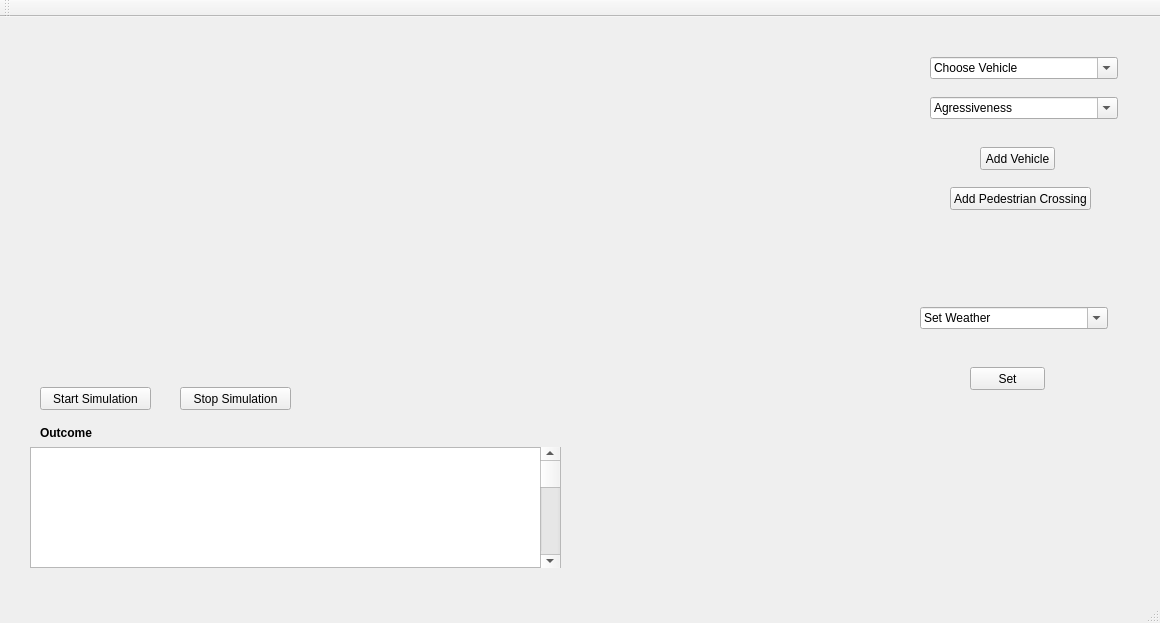
This is mainwindow.ui in AlternatingCurrent/TrafficSimulator as Qt 5 draws it before an edit. The edited form follows.
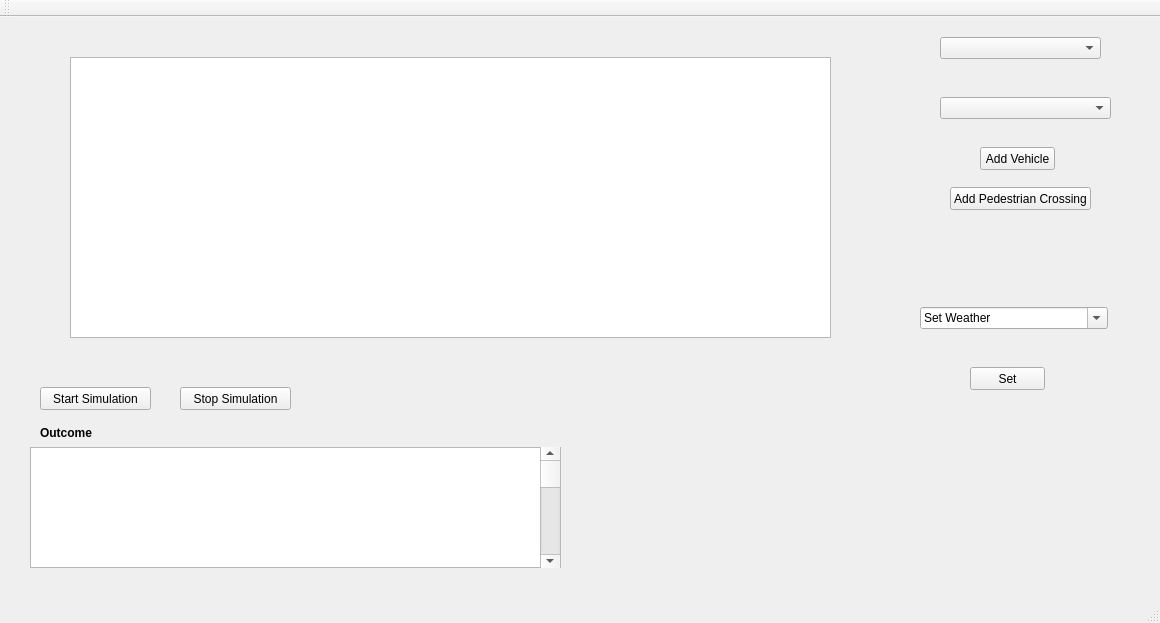
This is the edited form.

Commit message: Strategy and chnages to main windows , GUi and a few more

Diff of the .ui file:
```diff
--- a/mainwindow.ui
+++ b/mainwindow.ui
@@ -84,19 +84,6 @@
      <enum>Qt::Vertical</enum>
     </property>
    </widget>
-   <widget class="QFontComboBox" name="addVehicles">
-    <property name="geometry">
-     <rect>
-      <x>930</x>
-      <y>40</y>
-      <width>188</width>
-      <height>22</height>
-     </rect>
-    </property>
-    <property name="currentText">
-     <string>Choose Vehicle</string>
-    </property>
-   </widget>
    <widget class="QPushButton" name="btnAddVehicle">
     <property name="geometry">
      <rect>
@@ -149,19 +136,6 @@
      <string/>
     </property>
    </widget>
-   <widget class="QFontComboBox" name="Agressiveness">
-    <property name="geometry">
-     <rect>
-      <x>930</x>
-      <y>80</y>
-      <width>188</width>
-      <height>22</height>
-     </rect>
-    </property>
-    <property name="currentText">
-     <string>Agressiveness</string>
-    </property>
-   </widget>
    <widget class="QPushButton" name="btnAddTrafficLightsPedestrianCrossing">
     <property name="geometry">
      <rect>
@@ -175,6 +149,42 @@
      <string>Add Pedestrian Crossing</string>
     </property>
    </widget>
+   <widget class="QComboBox" name="addVehicles">
+    <property name="geometry">
+     <rect>
+      <x>940</x>
+      <y>20</y>
+      <width>161</width>
+      <height>22</height>
+     </rect>
+    </property>
+   </widget>
+   <widget class="QComboBox" name="Aggressiveness">
+    <property name="geometry">
+     <rect>
+      <x>940</x>
+      <y>80</y>
+      <width>171</width>
+      <height>22</height>
+     </rect>
+    </property>
+    <property name="editable">
+     <bool>false</bool>
+    </property>
+    <property name="currentText">
+     <string/>
+    </property>
+   </widget>
+   <widget class="QGraphicsView" name="mainSimulation">
+    <property name="geometry">
+     <rect>
+      <x>70</x>
+      <y>40</y>
+      <width>761</width>
+      <height>281</height>
+     </rect>
+    </property>
+   </widget>
   </widget>
   <widget class="QMenuBar" name="menuBar">
    <property name="geometry">
```
The commit also changes 30 other files.
